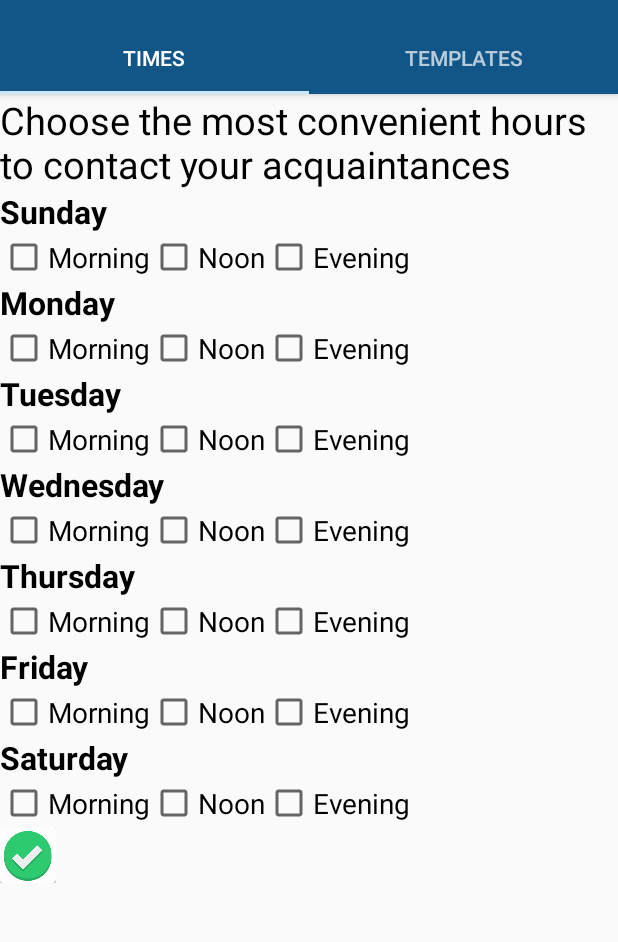
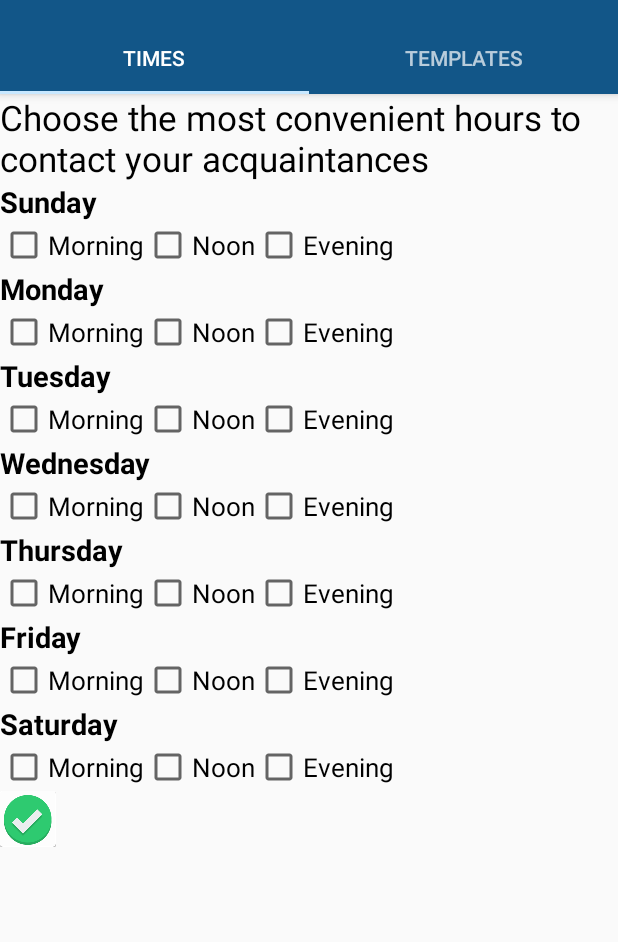
Before and after one commit to amitropp/finalProject, an Android app: the SettingFragmentTimes screen opened directly, with no data from a screen before it, on a phone screen of 412 x 824 dp, the part 62-1004 px from its top. Run offline under Robolectric (Android 15) with nearby library versions, the phone set to English and light mode, and no system bars.

Commit message:
change times size and update crash were no times set

```diff
--- a/app/src/main/res/layout/fregment_setting_times.xml
+++ b/app/src/main/res/layout/fregment_setting_times.xml
@@ -12,7 +12,7 @@
         android:layout_width="wrap_content"
         android:layout_height="wrap_content"
         android:textColor="@color/textColorPrimary"
-        android:textSize="11.5pt"
+        android:textSize="23sp"
         android:text="@string/timesExplanation"
         />
 
@@ -28,7 +28,7 @@
             android:textColor="@color/textColorPrimary"
             android:textStyle="bold"
             android:text="@string/sunday"
-            android:textSize="9.5pt"
+            android:textSize="19sp"
             />
 
     </LinearLayout>
@@ -43,21 +43,21 @@
             android:id="@+id/sunday_morning"
             android:layout_width="wrap_content"
             android:layout_height="wrap_content"
-            android:textSize="8.5pt"
+            android:textSize="17sp"
             android:text="@string/morning" />
 
         <CheckBox
             android:id="@+id/sunday_noon"
             android:layout_width="wrap_content"
             android:layout_height="wrap_content"
-            android:textSize="8.5pt"
+            android:textSize="17sp"
             android:text="@string/noon" />
 
         <CheckBox
             android:id="@+id/sunday_evening"
             android:layout_width="wrap_content"
             android:layout_height="wrap_content"
-            android:textSize="8.5pt"
+            android:textSize="17sp"
             android:text="@string/evening" />
 
 
@@ -75,7 +75,7 @@
             android:layout_width="wrap_content"
             android:layout_height="wrap_content"
             android:textColor="@color/textColorPrimary"
-            android:textSize="9.5pt"
+            android:textSize="19sp"
             android:textStyle="bold"
             android:text="@string/monday"
             />
@@ -92,21 +92,21 @@
             android:id="@+id/monday_morning"
             android:layout_width="wrap_content"
             android:layout_height="wrap_content"
-            android:textSize="8.5pt"
+            android:textSize="17sp"
             android:text="@string/morning" />
 
         <CheckBox
             android:id="@+id/monday_noon"
             android:layout_width="wrap_content"
             android:layout_height="wrap_content"
-            android:textSize="8.5pt"
+            android:textSize="17sp"
             android:text="@string/noon" />
 
         <CheckBox
             android:id="@+id/monday_evening"
             android:layout_width="wrap_content"
             android:layout_height="wrap_content"
-            android:textSize="8.5pt"
+            android:textSize="17sp"
             android:text="@string/evening" />
 
 
@@ -123,7 +123,7 @@
             android:layout_width="wrap_content"
             android:layout_height="wrap_content"
             android:textColor="@color/textColorPrimary"
-            android:textSize="9.5pt"
+            android:textSize="19sp"
             android:textStyle="bold"
             android:text="@string/tuesday"
             />
@@ -140,21 +140,21 @@
             android:id="@+id/tuesday_morning"
             android:layout_width="wrap_content"
             android:layout_height="wrap_content"
-            android:textSize="8.5pt"
+            android:textSize="17sp"
             android:text="@string/morning" />
 
         <CheckBox
             android:id="@+id/tuesday_noon"
             android:layout_width="wrap_content"
             android:layout_height="wrap_content"
-            android:textSize="8.5pt"
+            android:textSize="17sp"
             android:text="@string/noon" />
 
         <CheckBox
             android:id="@+id/tuesday_evening"
             android:layout_width="wrap_content"
             android:layout_height="wrap_content"
-            android:textSize="8.5pt"
+            android:textSize="17sp"
             android:text="@string/evening" />
 
 
@@ -171,7 +171,7 @@
             android:layout_width="wrap_content"
             android:layout_height="wrap_content"
             android:textColor="@color/textColorPrimary"
-            android:textSize="9.5pt"
+            android:textSize="19sp"
             android:textStyle="bold"
             android:text="@string/wednesday"
             />
@@ -188,21 +188,21 @@
             android:id="@+id/wednesday_morning"
             android:layout_width="wrap_content"
             android:layout_height="wrap_content"
-            android:textSize="8.5pt"
+            android:textSize="17sp"
             android:text="@string/morning" />
 
         <CheckBox
             android:id="@+id/wednesday_noon"
             android:layout_width="wrap_content"
             android:layout_height="wrap_content"
-            android:textSize="8.5pt"
+            android:textSize="17sp"
             android:text="@string/noon" />
 
         <CheckBox
             android:id="@+id/wednesday_evening"
             android:layout_width="wrap_content"
             android:layout_height="wrap_content"
-            android:textSize="8.5pt"
+            android:textSize="17sp"
             android:text="@string/evening" />
 
 
@@ -221,7 +221,7 @@
             android:layout_width="wrap_content"
             android:layout_height="wrap_content"
             android:textColor="@color/textColorPrimary"
-            android:textSize="9.5pt"
+            android:textSize="19sp"
             android:textStyle="bold"
             android:text="@string/thursday"
             />
@@ -238,21 +238,21 @@
             android:id="@+id/thursday_morning"
             android:layout_width="wrap_content"
             android:layout_height="wrap_content"
-            android:textSize="8.5pt"
+            android:textSize="17sp"
             android:text="@string/morning" />
 
         <CheckBox
             android:id="@+id/thursday_noon"
             android:layout_width="wrap_content"
             android:layout_height="wrap_content"
-            android:textSize="8.5pt"
+            android:textSize="17sp"
             android:text="@string/noon" />
 
         <CheckBox
             android:id="@+id/thursday_evening"
             android:layout_width="wrap_content"
             android:layout_height="wrap_content"
-            android:textSize="8.5pt"
+            android:textSize="17sp"
             android:text="@string/evening" />
 
 
@@ -269,7 +269,7 @@
             android:layout_width="wrap_content"
             android:layout_height="wrap_content"
             android:textColor="@color/textColorPrimary"
-            android:textSize="9.5pt"
+            android:textSize="19sp"
             android:textStyle="bold"
             android:text="@string/friday"
             />
@@ -286,21 +286,21 @@
             android:id="@+id/friday_morning"
             android:layout_width="wrap_content"
             android:layout_height="wrap_content"
-            android:textSize="8.5pt"
+            android:textSize="17sp"
             android:text="@string/morning" />
 
         <CheckBox
             android:id="@+id/friday_noon"
             android:layout_width="wrap_content"
             android:layout_height="wrap_content"
-            android:textSize="8.5pt"
+            android:textSize="17sp"
             android:text="@string/noon" />
 
         <CheckBox
             android:id="@+id/friday_evening"
             android:layout_width="wrap_content"
             android:layout_height="wrap_content"
-            android:textSize="8.5pt"
+            android:textSize="17sp"
             android:text="@string/evening" />
 
 
@@ -317,7 +317,7 @@
             android:layout_width="wrap_content"
             android:layout_height="wrap_content"
             android:textColor="@color/textColorPrimary"
-            android:textSize="9.5pt"
+            android:textSize="19sp"
             android:textStyle="bold"
             android:text="@string/saturday"
             />
@@ -334,21 +334,21 @@
             android:id="@+id/saturday_morning"
             android:layout_width="wrap_content"
             android:layout_height="wrap_content"
-            android:textSize="8.5pt"
+            android:textSize="17sp"
             android:text="@string/morning" />
 
         <CheckBox
             android:id="@+id/saturday_noon"
             android:layout_width="wrap_content"
             android:layout_height="wrap_content"
-            android:textSize="8.5pt"
+            android:textSize="17sp"
             android:text="@string/noon" />
 
         <CheckBox
             android:id="@+id/saturday_evening"
             android:layout_width="wrap_content"
             android:layout_height="wrap_content"
-            android:textSize="8.5pt"
+            android:textSize="17sp"
             android:text="@string/evening" />
 
 
--- a/app/src/main/res/values/strings.xml
+++ b/app/src/main/res/values/strings.xml
@@ -11,7 +11,7 @@
     <string name="call_every">Call Every</string>
     <string name="days">Days</string>
     <string name="message_every">Message Every</string>
-    <string name="whatsapp_every">Send Whasapp Message</string>
+    <string name="whatsapp_every">Send Whatsapp Message</string>
     <string name="rate">Keep in contact Every</string>
     <string name="nickname">Enter a nickname (optional)</string>
     <string name="timesExplanation">Choose the most convenient hours to contact your acquaintances</string>
```
Also changed, not shown: app/src/main/java/com/friends/stay/keepintouch/Contact.java (+24 -27 lines), app/src/main/java/com/friends/stay/keepintouch/MainActivity.java (+14 -5 lines), app/src/main/java/com/friends/stay/keepintouch/sendMsgsReceiver.java (+15 -0 lines).
